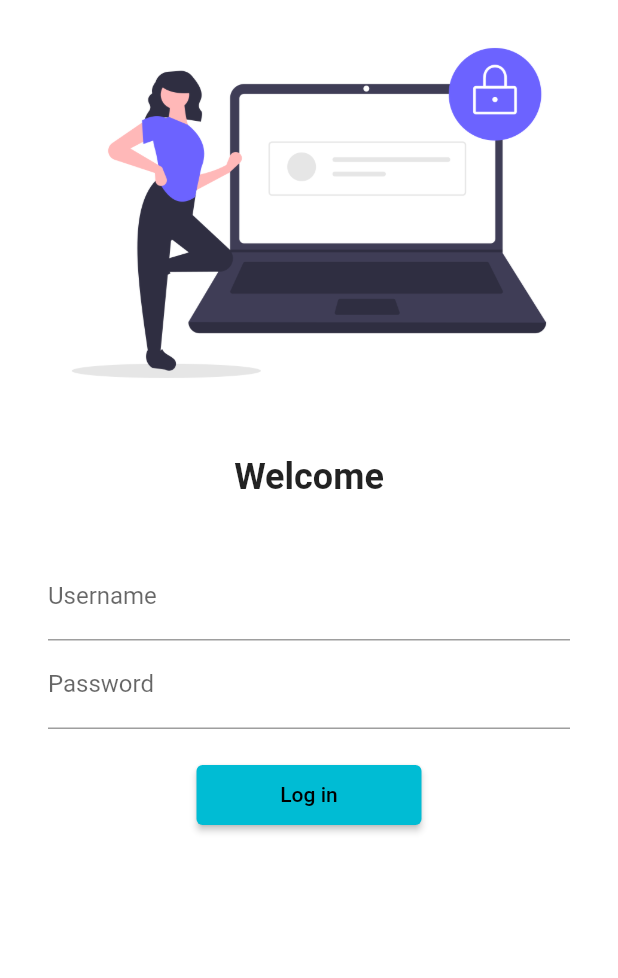
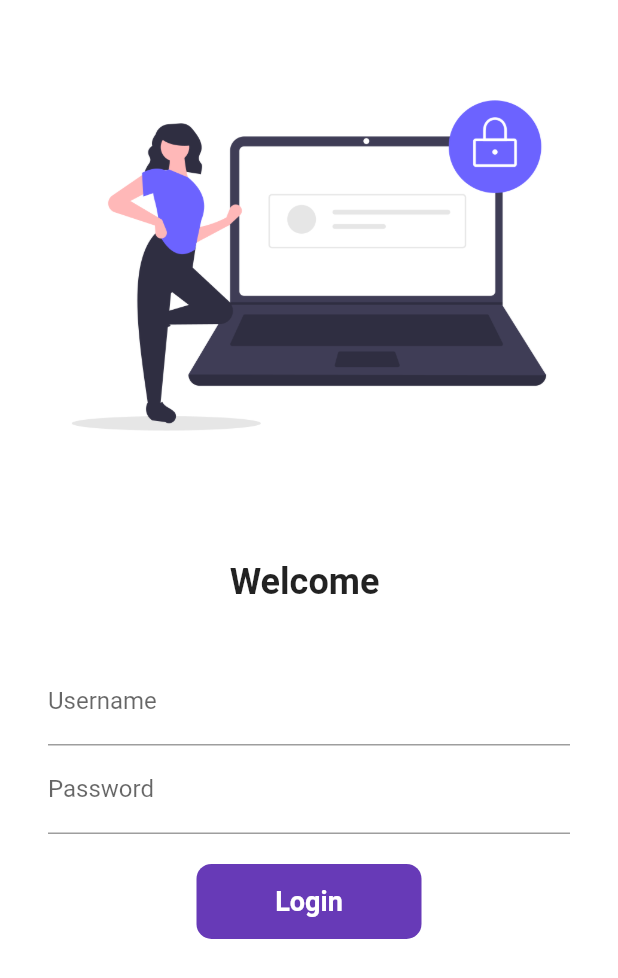
Before and after one commit to shrey1409/Flutter_first_app, a Flutter app: the screen it shows after launch, on a phone screen of 412 x 824 dp. Shown: the top 978 px of the screen. Run offline on Flutter 3.47's test engine with Material 2 defaults, Android fonts, the phone set to English and light mode, and no system bars.

Commit message:
DAY6 completed

```diff
--- a/lib/pages/login_page.dart
+++ b/lib/pages/login_page.dart
@@ -1,7 +1,14 @@
 import 'package:flutter/material.dart';
 import 'package:flutter_catalog/utils/routes.dart';
 
-class Loginpage extends StatelessWidget {
+class Loginpage extends StatefulWidget {
+  @override
+  State<Loginpage> createState() => _LoginpageState();
+}
+
+class _LoginpageState extends State<Loginpage> {
+  String name = "";
+  bool changeButton = false;
   @override
   Widget build(BuildContext context) {
     return Material(
@@ -9,15 +16,18 @@ class Loginpage extends StatelessWidget {
         child: SingleChildScrollView(
           child: Column(
             children: [
-              Image.asset(
-                "assets/images/login_image.png",
-                fit: BoxFit.cover,
+              Padding(
+                padding: const EdgeInsets.symmetric(vertical: 35.0),
+                child: Image.asset(
+                  "assets/images/login_image.png",
+                  fit: BoxFit.cover,
+                ),
               ),
               SizedBox(
                 height: 20.0,
               ),
               Text(
-                "Welcome",
+                "Welcome $name",
                 style: TextStyle(fontSize: 24, fontWeight: FontWeight.bold),
               ),
               SizedBox(
@@ -31,6 +41,10 @@ class Loginpage extends StatelessWidget {
                     TextFormField(
                       decoration: InputDecoration(
                           hintText: 'Enter Username', labelText: "Username"),
+                      onChanged: (value) {
+                        name = value;
+                        setState(() {});
+                      },
                     ),
                     TextFormField(
                       obscureText: true,
@@ -40,13 +54,46 @@ class Loginpage extends StatelessWidget {
                     SizedBox(
                       height: 20,
                     ),
-                    ElevatedButton(
-                      onPressed: () {
+
+                    InkWell(
+                      onTap: () async {
+                        setState(() {
+                          changeButton = true;
+                        });
+                        await Future.delayed(Duration(seconds: 1));
                         Navigator.pushNamed(context, MyRoutes.homeRoute);
                       },
-                      child: Text("Log in"),
-                      style: TextButton.styleFrom(minimumSize: Size(150, 40)),
+                      child: AnimatedContainer(
+                        duration: Duration(seconds: 1),
+                        width: changeButton ? 50 : 150,
+                        height: 50,
+                        alignment: Alignment.center,
+                        child: changeButton
+                            ? Icon(
+                                Icons.done,
+                                color: Colors.white,
+                              )
+                            : Text(
+                                "Login",
+                                style: TextStyle(
+                                    color: Colors.white,
+                                    fontWeight: FontWeight.bold,
+                                    fontSize: 18),
+                              ),
+                        decoration: BoxDecoration(
+                            color: Colors.deepPurple,
+                            borderRadius:
+                                BorderRadius.circular(changeButton ? 50 : 10)),
+                      ),
                     )
+
+                    // ElevatedButton(
+                    //   onPressed: () {
+                    //     Navigator.pushNamed(context, MyRoutes.homeRoute);
+                    //   },
+                    //   child: Text("Log in"),
+                    //   style: TextButton.styleFrom(minimumSize: Size(150, 40)),
+                    // )
                   ],
                 ),
               )
```
